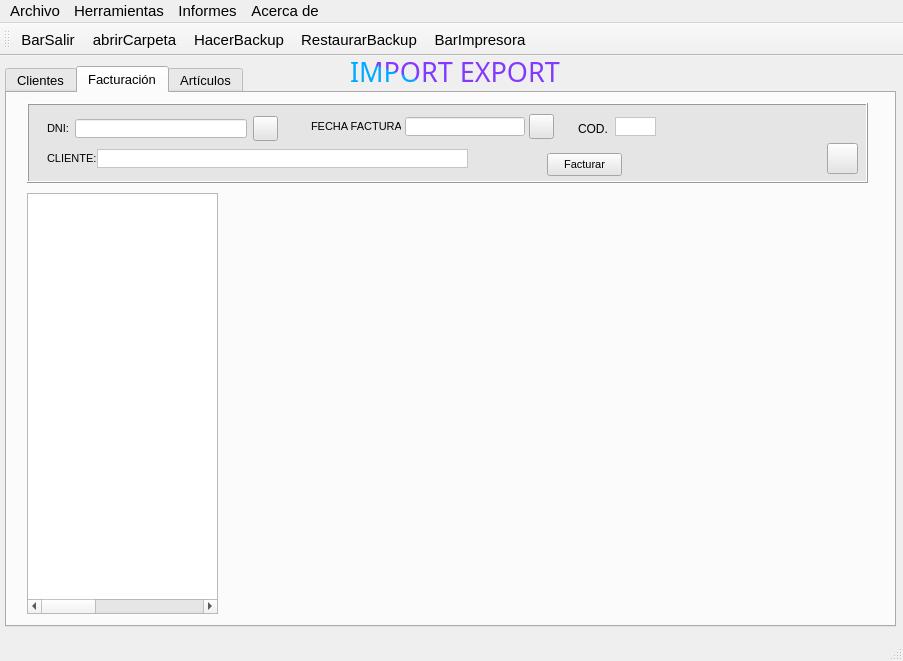
Old version of the form prueba.ui in the repository solglez/gonzalezescolar.
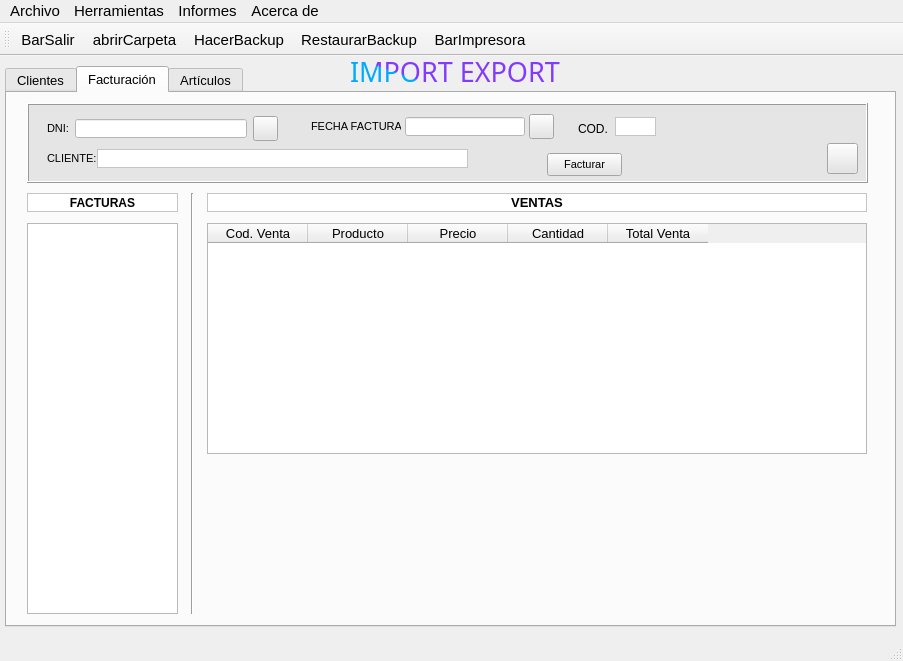
New version of the form. Icons and pictures are not drawn.

Commit message: Continuamos con facturas implementando la tabla de ventas

What changed in the file:
```diff
--- a/prueba.ui
+++ b/prueba.ui
@@ -1690,16 +1690,25 @@
       <property name="geometry">
        <rect>
         <x>20</x>
-        <y>100</y>
-        <width>191</width>
-        <height>421</height>
+        <y>130</y>
+        <width>151</width>
+        <height>391</height>
        </rect>
       </property>
+      <property name="maximumSize">
+       <size>
+        <width>200</width>
+        <height>16777215</height>
+       </size>
+      </property>
       <property name="font">
        <font>
         <pointsize>9</pointsize>
        </font>
       </property>
+      <property name="horizontalScrollBarPolicy">
+       <enum>Qt::ScrollBarAlwaysOff</enum>
+      </property>
       <property name="alternatingRowColors">
        <bool>true</bool>
       </property>
@@ -1709,12 +1718,21 @@
       <attribute name="horizontalHeaderVisible">
        <bool>false</bool>
       </attribute>
+      <attribute name="horizontalHeaderDefaultSectionSize">
+       <number>30</number>
+      </attribute>
+      <attribute name="horizontalHeaderHighlightSections">
+       <bool>true</bool>
+      </attribute>
+      <attribute name="horizontalHeaderMinimumSectionSize">
+       <number>30</number>
+      </attribute>
       <attribute name="verticalHeaderVisible">
        <bool>false</bool>
       </attribute>
       <column>
        <property name="text">
-        <string>Num. Factura</string>
+        <string>N</string>
        </property>
       </column>
       <column>
@@ -1724,10 +1742,145 @@
       </column>
       <column>
        <property name="text">
-        <string>Acción</string>
+        <string>N</string>
        </property>
+       <property name="textAlignment">
+        <set>AlignCenter</set>
+       </property>
       </column>
      </widget>
+     <widget class="QLabel" name="lblCodFac_2">
+      <property name="geometry">
+       <rect>
+        <x>200</x>
+        <y>100</y>
+        <width>660</width>
+        <height>19</height>
+       </rect>
+      </property>
+      <property name="maximumSize">
+       <size>
+        <width>660</width>
+        <height>19</height>
+       </size>
+      </property>
+      <property name="font">
+       <font>
+        <pointsize>10</pointsize>
+        <weight>75</weight>
+        <bold>true</bold>
+       </font>
+      </property>
+      <property name="styleSheet">
+       <string notr="true">background-color: rgb(255, 255, 255);</string>
+      </property>
+      <property name="frameShape">
+       <enum>QFrame::StyledPanel</enum>
+      </property>
+      <property name="text">
+       <string>VENTAS</string>
+      </property>
+      <property name="alignment">
+       <set>Qt::AlignCenter</set>
+      </property>
+     </widget>
+     <widget class="QTableWidget" name="tabVentas">
+      <property name="geometry">
+       <rect>
+        <x>200</x>
+        <y>130</y>
+        <width>660</width>
+        <height>231</height>
+       </rect>
+      </property>
+      <property name="maximumSize">
+       <size>
+        <width>660</width>
+        <height>16777215</height>
+       </size>
+      </property>
+      <property name="horizontalScrollBarPolicy">
+       <enum>Qt::ScrollBarAlwaysOff</enum>
+      </property>
+      <property name="alternatingRowColors">
+       <bool>true</bool>
+      </property>
+      <property name="selectionBehavior">
+       <enum>QAbstractItemView::SelectRows</enum>
+      </property>
+      <column>
+       <property name="text">
+        <string>Cod. Venta</string>
+       </property>
+      </column>
+      <column>
+       <property name="text">
+        <string>Producto</string>
+       </property>
+      </column>
+      <column>
+       <property name="text">
+        <string>Precio</string>
+       </property>
+      </column>
+      <column>
+       <property name="text">
+        <string>Cantidad</string>
+       </property>
+      </column>
+      <column>
+       <property name="text">
+        <string>Total Venta</string>
+       </property>
+      </column>
+     </widget>
+     <widget class="Line" name="line_3">
+      <property name="geometry">
+       <rect>
+        <x>170</x>
+        <y>100</y>
+        <width>31</width>
+        <height>421</height>
+       </rect>
+      </property>
+      <property name="orientation">
+       <enum>Qt::Vertical</enum>
+      </property>
+     </widget>
+     <widget class="QLabel" name="lblCodFac_3">
+      <property name="geometry">
+       <rect>
+        <x>20</x>
+        <y>100</y>
+        <width>151</width>
+        <height>19</height>
+       </rect>
+      </property>
+      <property name="maximumSize">
+       <size>
+        <width>620</width>
+        <height>19</height>
+       </size>
+      </property>
+      <property name="font">
+       <font>
+        <weight>75</weight>
+        <bold>true</bold>
+       </font>
+      </property>
+      <property name="styleSheet">
+       <string notr="true">background-color: rgb(255, 255, 255);</string>
+      </property>
+      <property name="frameShape">
+       <enum>QFrame::StyledPanel</enum>
+      </property>
+      <property name="text">
+       <string>FACTURAS</string>
+      </property>
+      <property name="alignment">
+       <set>Qt::AlignCenter</set>
+      </property>
+     </widget>
     </widget>
     <widget class="QWidget" name="tab_3">
      <attribute name="title">
```
Left out of the diff: 6 changed lines with no effect on the pictures. The commit also changes 4 other files.
